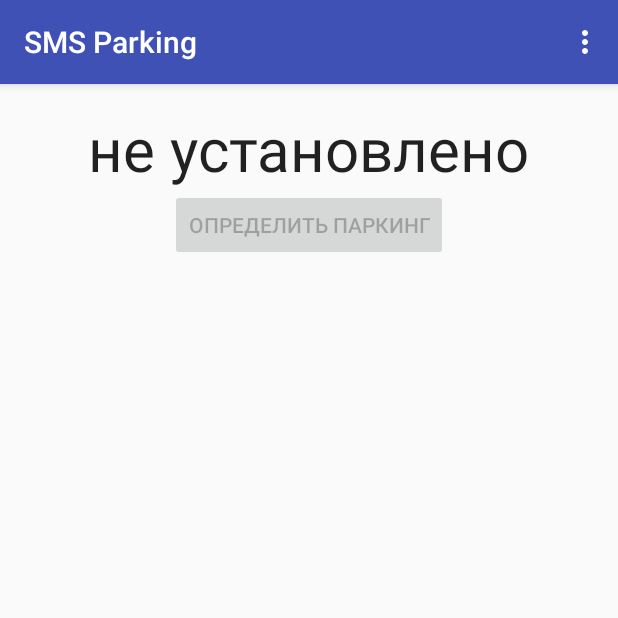
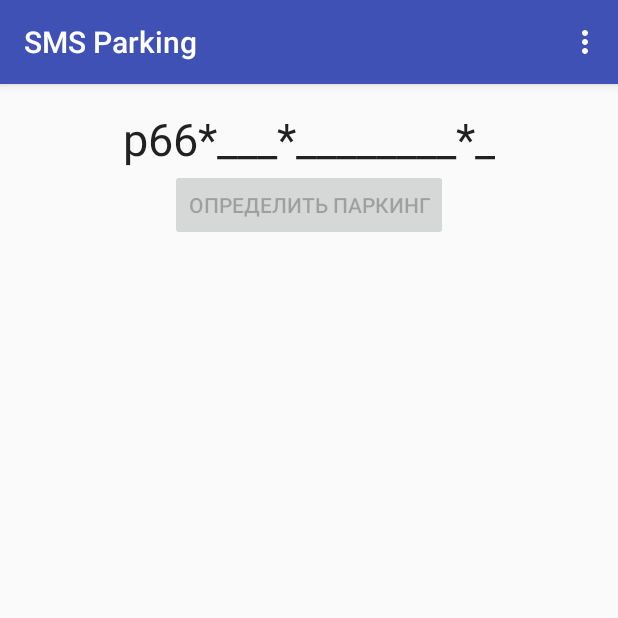
Before and after one commit to BigNordman/SMSParking, an Android app: the screen it shows after launch (MainActivity), on a phone screen of 412 x 824 dp, the top half of it. Run offline under Robolectric (Android 15) with nearby library versions, the phone set to English and light mode, and no system bars.

Commit message:
Get ParkZone number

```diff
--- a/app/src/main/AndroidManifest.xml
+++ b/app/src/main/AndroidManifest.xml
@@ -20,5 +20,5 @@
             android:label="@string/title_activity_settings" >
         </activity>
     </application>
-    <uses-permission android:name="android.permission.ACCESS_COARSE_LOCATION"/>
+    <uses-permission android:name="android.permission.ACCESS_FINE_LOCATION"/>
 </manifest>
--- a/app/src/main/java/com/nordman/big/smsparking/MainActivity.java
+++ b/app/src/main/java/com/nordman/big/smsparking/MainActivity.java
@@ -2,6 +2,7 @@ package com.nordman.big.smsparking;
 
 import android.content.Intent;
 import android.content.SharedPreferences;
+import android.location.Location;
 import android.preference.PreferenceManager;
 import android.support.v7.app.AppCompatActivity;
 import android.os.Bundle;
@@ -15,26 +16,39 @@ import android.widget.Toast;
 
 import com.google.android.gms.common.ConnectionResult;
 import com.google.android.gms.common.api.GoogleApiClient;
+import com.google.android.gms.location.LocationListener;
+import com.google.android.gms.location.LocationRequest;
 import com.google.android.gms.location.LocationServices;
 
-public class MainActivity extends AppCompatActivity implements GoogleApiClient.ConnectionCallbacks, GoogleApiClient.OnConnectionFailedListener {
-    TextView regnumText;
+public class MainActivity extends AppCompatActivity implements GoogleApiClient.ConnectionCallbacks, GoogleApiClient.OnConnectionFailedListener, LocationListener {
+    public static final long UPDATE_INTERVAL_IN_MILLISECONDS = 5000;
+    public static final long FASTEST_UPDATE_INTERVAL_IN_MILLISECONDS = UPDATE_INTERVAL_IN_MILLISECONDS / 5;
+
+    TextView smsText;
     Button mainButton;
     GoogleApiClient mGoogleApiClient;
+    LocationRequest mLocationRequest;
     GeoManager geo = new GeoManager(this);
+    String sms = null;
+    String regNum = "________";
+    String parkZoneNumber = "___";
+    String hours = "_";
 
     @Override
     protected void onCreate(Bundle savedInstanceState) {
         super.onCreate(savedInstanceState);
         setContentView(R.layout.activity_main);
-        regnumText = (TextView) this.findViewById(R.id.regnumText);
+        smsText = (TextView) this.findViewById(R.id.smsText);
         mainButton = (Button) this.findViewById(R.id.mainButton);
         mainButton.setOnClickListener(new View.OnClickListener() {
             @Override
             public void onClick(View v) {
-                //Log.d("LOG", geo.getCoordinates(mGoogleApiClient));
+                Log.d("LOG", geo.getCoordinates(mGoogleApiClient));
                 Toast.makeText(v.getContext(), geo.getCoordinates(mGoogleApiClient), Toast.LENGTH_LONG).show();
-                geo.getPolygonList();
+
+                parkZoneNumber = geo.getParkZoneNumber(mGoogleApiClient);
+                sms = "p66*" + parkZoneNumber + "*" + regNum + "*" + hours;
+                smsText.setText(sms);
             }
         });
 
@@ -54,15 +68,20 @@ public class MainActivity extends AppCompatActivity implements GoogleApiClient.C
 
     @Override
     protected void onStop() {
-        mGoogleApiClient.disconnect();
         super.onStop();
+        if(mGoogleApiClient.isConnected()) {
+            mGoogleApiClient.disconnect();
+        }
     }
 
     @Override
     protected void onResume() {
         super.onResume();
         SharedPreferences prefs= PreferenceManager.getDefaultSharedPreferences(this);
-        regnumText.setText(prefs.getString("regnum", "не установлено"));
+        regNum = prefs.getString("regnum", "________");
+
+        sms = "p66*" + parkZoneNumber + "*" + regNum + "*" + hours;
+        smsText.setText(sms);
         /*
         Log.d("LOG", prefs.getString("regnum", "не установлено"));
         */
@@ -91,6 +110,7 @@ public class MainActivity extends AppCompatActivity implements GoogleApiClient.C
     @Override
     public void onConnected(Bundle bundle) {
         Log.d("LOG", "onConnected...");
+        createLocationRequest();
         mainButton.setEnabled(true);
     }
 
@@ -103,4 +123,23 @@ public class MainActivity extends AppCompatActivity implements GoogleApiClient.C
     public void onConnectionFailed(ConnectionResult connectionResult) {
         Log.d("LOG", "onConnectionFailed...");
     }
+
+    @Override
+    public void onLocationChanged(Location location) {
+        Log.d("LOG", location.toString());
+        //Toast.makeText(this, location.toString() + "", Toast.LENGTH_SHORT).show();
+    }
+
+    protected void createLocationRequest() {
+        mLocationRequest = new LocationRequest();
+        mLocationRequest.setInterval(UPDATE_INTERVAL_IN_MILLISECONDS);
+        mLocationRequest.setFastestInterval(FASTEST_UPDATE_INTERVAL_IN_MILLISECONDS);
+        mLocationRequest.setPriority(LocationRequest.PRIORITY_HIGH_ACCURACY);
+        startLocationUpdates();
+    }
+
+    protected void startLocationUpdates() {
+        LocationServices.FusedLocationApi.requestLocationUpdates(mGoogleApiClient, mLocationRequest, this);
+    }
+
 }
--- a/app/src/main/res/layout/activity_main.xml
+++ b/app/src/main/res/layout/activity_main.xml
@@ -10,8 +10,8 @@
         android:layout_width="wrap_content"
         android:layout_height="wrap_content"
         android:textAppearance="?android:attr/textAppearanceLarge"
-        android:text="regnum"
-        android:id="@+id/regnumText"
+        android:text="sms"
+        android:id="@+id/smsText"
         android:layout_alignParentTop="true"
         android:layout_centerHorizontal="true"
         android:textSize="@dimen/text_size_large"/>
@@ -21,7 +21,7 @@
         android:layout_height="wrap_content"
         android:text="@string/mainButtonText"
         android:id="@+id/mainButton"
-        android:layout_below="@+id/regnumText"
+        android:layout_below="@+id/smsText"
         android:layout_centerHorizontal="true"
         android:enabled="false" />
 </RelativeLayout>
--- a/app/src/main/res/values/dimens.xml
+++ b/app/src/main/res/values/dimens.xml
@@ -2,5 +2,5 @@
     <!-- Default screen margins, per the Android Design guidelines. -->
     <dimen name="activity_horizontal_margin">16dp</dimen>
     <dimen name="activity_vertical_margin">16dp</dimen>
-    <dimen name="text_size_large">40sp</dimen>
+    <dimen name="text_size_large">30sp</dimen>
 </resources>
--- a/app/src/main/res/xml/park_zones.xml
+++ b/app/src/main/res/xml/park_zones.xml
@@ -1,15 +1,17 @@
 <?xml version="1.0" encoding="utf-8"?>
 <data xmlns:android="http://schemas.android.com/apk/res/android">
-    <zone zone_number="101">
+    <zone zone_number="101" zone_desc="зона 101">
         <point lat="56.827913" lon="60.609709"/>
         <point lat="56.820904" lon="60.612048"/>
         <point lat="56.821291" lon="60.617154"/>
         <point lat="56.828454" lon="60.615180"/>
+        <point lat="56.827913" lon="60.609709"/>
     </zone>
-    <zone zone_number="102">
+    <zone zone_number="102" zone_desc="зона 102">
         <point lat="56.899710" lon="60.645796"/>
         <point lat="56.899822" lon="60.646150"/>
         <point lat="56.897457" lon="60.649969"/>
         <point lat="56.897167" lon="60.648349"/>
+        <point lat="56.899710" lon="60.645796"/>
     </zone>
 </data>
```
Also changed, not shown: app/src/main/java/com/nordman/big/smsparking/GeoManager.java (+46 -31 lines), app/src/main/java/com/nordman/big/smsparking/ParkZone.java (+6 -11 lines).
